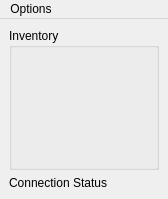
First picture: the form in randovania/gui/ui_files/auto_tracker_window.ui, repository randovania/randovania, before the edit.
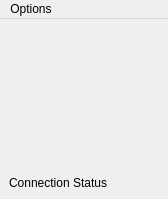
Second picture: the form after the edit.

Commit message: Split ItemTrackerWidget out of AutoTrackerWindow

```diff
--- a/randovania/gui/ui_files/auto_tracker_window.ui
+++ b/randovania/gui/ui_files/auto_tracker_window.ui
@@ -33,13 +33,7 @@
      </layout>
     </item>
     <item row="0" column="0">
-     <widget class="QGroupBox" name="inventory_group">
-      <property name="title">
-       <string>Inventory</string>
-      </property>
-      <property name="alignment">
-       <set>Qt::AlignLeading|Qt::AlignLeft|Qt::AlignTop</set>
-      </property>
+     <widget class="QWidget" name="item_tracker" native="true">
       <layout class="QGridLayout" name="inventory_layout"/>
      </widget>
     </item>
```
The commit also changes 4 other files.
